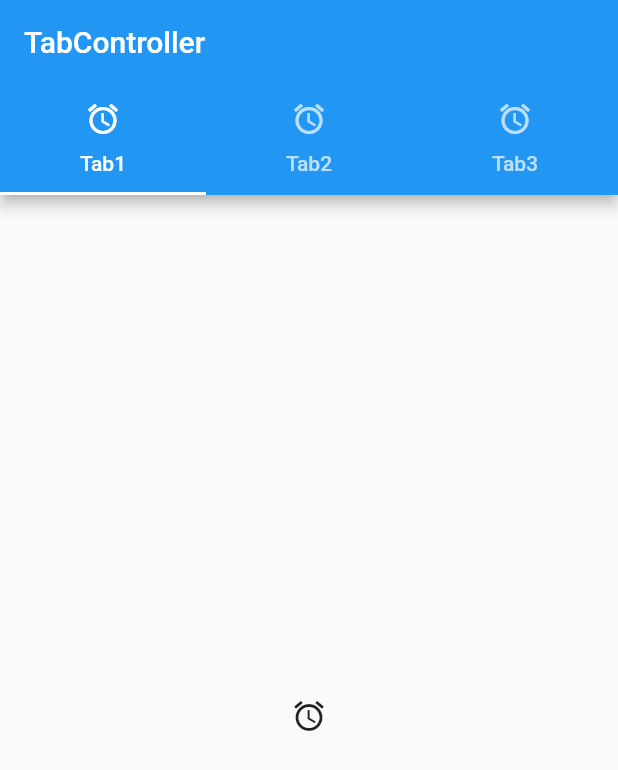
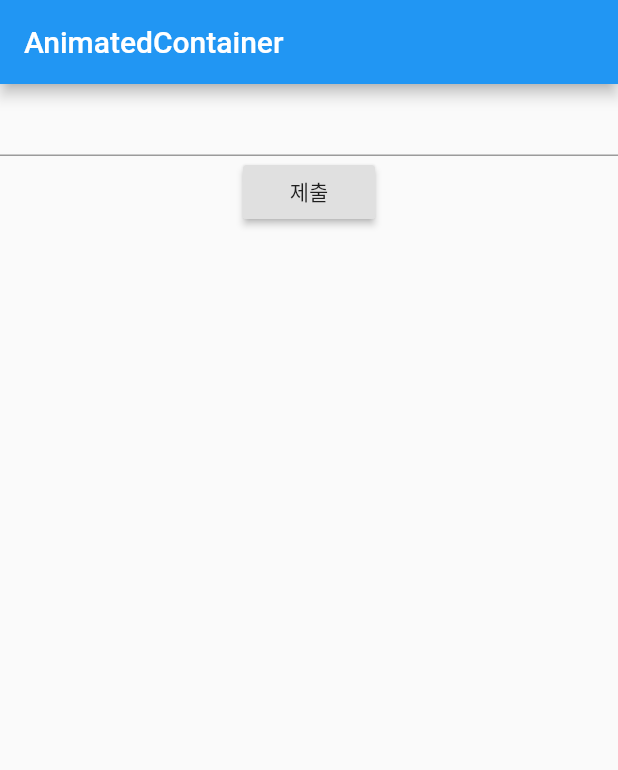
Before and after one commit to dlqh406/flutter_intermediate, a Flutter app: the screen it shows after launch, on a phone screen of 412 x 824 dp. Shown: the top 770 px of the screen. Run offline on Flutter 3.47's test engine with Material 2 defaults, Android fonts, the phone set to English and light mode, and no system bars.

```diff
--- a/lib/home_page.dart
+++ b/lib/home_page.dart
@@ -6,25 +6,40 @@ class HomePage extends StatefulWidget {
   _HomePageState createState() => _HomePageState();
 }
 class _HomePageState extends State<HomePage> {
+  final _formKey = GlobalKey<FormState>();
+
   @override
   Widget build(BuildContext context) {
-    return DefaultTabController(
-      child: Scaffold(
-        appBar: AppBar(
-            title: Text('TabController'),
-        bottom : TabBar(tabs: [
-          Tab(icon: Icon(Icons.access_alarm),text: 'Tab1',),
-          Tab(icon: Icon(Icons.access_alarm),text: 'Tab2'),
-          Tab(icon: Icon(Icons.access_alarm),text: 'Tab3')
-        ],)),
-        body: TabBarView(
-          children: [
-            Center(child: Icon(Icons.access_alarm),),
-            Center(child: Text('Tab2'),),
-            Center(child: Text('Tab3'),)
-          ],
-        ),
-      ), length: 3,
+    return Scaffold(
+      appBar: AppBar(
+          title: Text('AnimatedContainer')),
+      body: Form(
+        key: _formKey,
+        child: Column(
+          crossAxisAlignment:  CrossAxisAlignment.start,
+        children: [
+          TextFormField(
+            validator: (value){
+              if(value.isEmpty){
+                return '공백을 채워주세요';
+              }
+            }
+          ),
+          Center(
+            child: RaisedButton(
+              onPressed: (){
+                if(_formKey.currentState.validate()){
+                  // 빈칸을 다 채웠을떄 여기에 코드 작성
+                  Scaffold.of(_formKey.currentContext).showSnackBar(SnackBar(
+                    content:  Text("처리완료"),
+                  ));
+                }
+              },
+              child: Text('제출'),
+            ),
+          )
+        ],
+      ),),
     );
   }
 }
```
